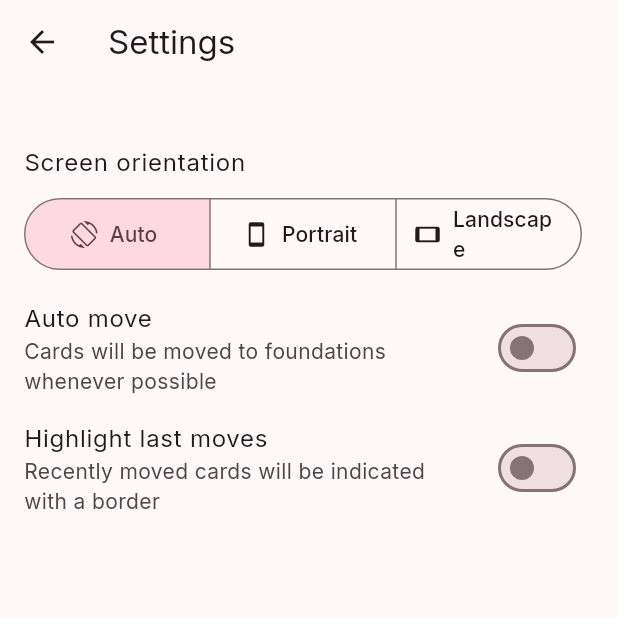
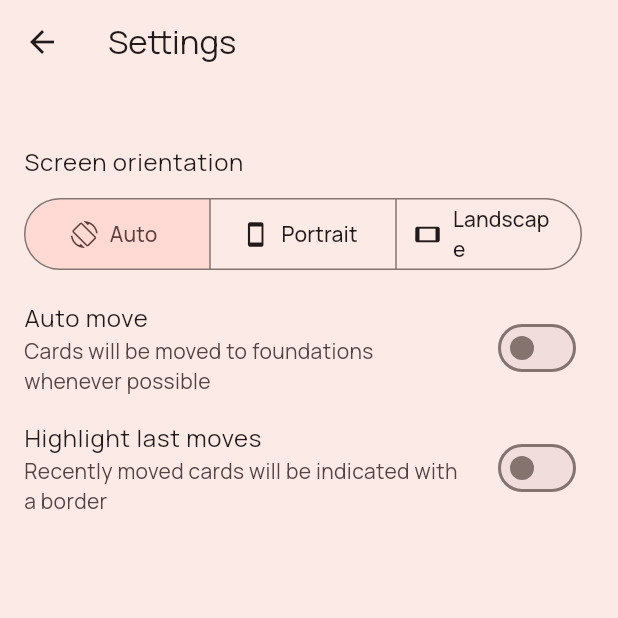
Before and after one commit to amuhaimin02/solitaire, a Flutter app: the SettingsScreen screen opened by its route, on a phone screen of 412 x 824 dp, the top half of it. Run offline on Flutter 3.47's test engine with Material 3 defaults, Android fonts, the phone set to English and light mode, and no system bars; drawn by our look-alikes of dynamic_color; our stand-ins replace google_fonts, material_design_icons_flutter, shared_preferences; missing offline and left inert: xrandom; accounts and stored records are empty.

Commit message:
Theme adjustments, removed colored and gradient color mode

```diff
--- a/lib/models/game_theme.dart
+++ /dev/null
@@ -1,26 +0,0 @@
-import 'package:collection/collection.dart';
-import 'package:flutter/material.dart';
-
-class GameTheme extends ChangeNotifier {
-  static const List<Color> colorPalette = [
-    Colors.red,
-    Colors.pink,
-    Colors.purple,
-    Colors.deepPurple,
-    Colors.indigo,
-    Colors.blue,
-    Colors.lightBlue,
-    Colors.cyan,
-    Colors.teal,
-    Colors.green,
-    Colors.lightGreen,
-    Colors.lime,
-    Colors.yellow,
-    Colors.amber,
-    Colors.orange,
-    Colors.deepOrange,
-    Colors.brown,
-    Colors.grey,
-    Colors.blueGrey,
-  ];
-}
--- a/lib/providers/settings.dart
+++ b/lib/providers/settings.dart
@@ -17,10 +17,10 @@ enum Settings<T> {
   showMoveHighlight(defaultValue: false),
 
   screenOrientation(
-    defaultValue: SystemOrientation.auto,
-    options: SystemOrientation.values,
+    defaultValue: ScreenOrientation.auto,
+    options: ScreenOrientation.values,
     preload: true,
-    onChange: SystemOrientationManager.change,
+    onChange: ScreenOrientationManager.change,
   ),
 
   themeMode(
@@ -28,11 +28,7 @@ enum Settings<T> {
     options: ThemeMode.values,
   ),
 
-  useDynamicColors(defaultValue: true),
-
   useStandardColors(defaultValue: false),
-
-  useGradientBackground(defaultValue: false),
 
   presetColor<Color>(
     defaultValue: Colors.transparent,
@@ -40,7 +36,7 @@ enum Settings<T> {
     convertTo: ColorSerializer.to,
   ),
 
-  coloredBackground(defaultValue: false);
+  amoledDarkTheme(defaultValue: false);
 
   // ----------------------------------------
 
--- a/lib/screens/game_screen.dart
+++ b/lib/screens/game_screen.dart
@@ -50,7 +50,7 @@ class _GameScreenState extends State<GameScreen> {
       body: RippleBackground(
         decoration: isWinning
             ? BoxDecoration(color: theme.winningBackgroundColor)
-            : theme.generateBackgroundDecoration(),
+            : BoxDecoration(color: theme.backgroundColor),
         child: OrientationBuilder(
           builder: (context, orientation) {
             return LayoutBuilder(
@@ -215,7 +215,7 @@ class _PlayArea extends StatelessWidget {
 
       if (showMoveHighlight) {
         final lastAction = gameState.latestAction;
-        if (lastAction is Move) {
+        if (lastAction is Move && lastAction.from is! Draw) {
           lastMovedCards = (gameState.latestAction as Move).cards;
         }
       }
--- a/lib/screens/settings_screen.dart
+++ b/lib/screens/settings_screen.dart
@@ -18,8 +18,7 @@ class SettingsScreen extends StatelessWidget {
         title: const Text('Settings'),
         scrolledUnderElevation: 0,
       ),
-      body: SolitaireAdjustedTheme(
-        child: Center(
+      body: Center(
         child: SizedBox(
           width: 600,
           child: FadingEdgeListView(
@@ -29,21 +28,21 @@ class SettingsScreen extends StatelessWidget {
                 title: const Text('Screen orientation'),
                 subtitle: Padding(
                   padding: const EdgeInsets.only(top: 8),
-                    child: SegmentedButton<SystemOrientation>(
+                  child: SegmentedButton<ScreenOrientation>(
                     showSelectedIcon: false,
                     segments: const [
                       ButtonSegment(
-                          value: SystemOrientation.auto,
+                        value: ScreenOrientation.auto,
                         label: Text('Auto'),
                         icon: Icon(Icons.screen_rotation),
                       ),
                       ButtonSegment(
-                          value: SystemOrientation.portrait,
+                        value: ScreenOrientation.portrait,
                         label: Text('Portrait'),
                         icon: Icon(Icons.stay_current_portrait),
                       ),
                       ButtonSegment(
-                          value: SystemOrientation.landscape,
+                        value: ScreenOrientation.landscape,
                         label: Text('Landscape'),
                         icon: Icon(Icons.stay_current_landscape),
                       ),
@@ -79,7 +78,6 @@ class SettingsScreen extends StatelessWidget {
           ),
         ),
       ),
-      ),
     );
   }
 }
--- a/lib/utils/system_orientation.dart
+++ b/lib/utils/system_orientation.dart
@@ -1,19 +1,18 @@
 import 'package:flutter/services.dart';
 
-enum SystemOrientation { auto, landscape, portrait }
+enum ScreenOrientation { auto, landscape, portrait }
 
-class SystemOrientationManager {
-  static void change(SystemOrientation orientation) {
-    print('Changing orientation to $orientation');
+class ScreenOrientationManager {
+  static void change(ScreenOrientation orientation) {
     switch (orientation) {
-      case SystemOrientation.auto:
+      case ScreenOrientation.auto:
         SystemChrome.setPreferredOrientations([]);
-      case SystemOrientation.landscape:
+      case ScreenOrientation.landscape:
         SystemChrome.setPreferredOrientations([
           DeviceOrientation.landscapeLeft,
           DeviceOrientation.landscapeRight
         ]);
-      case SystemOrientation.portrait:
+      case ScreenOrientation.portrait:
         SystemChrome.setPreferredOrientations(
             [DeviceOrientation.portraitDown, DeviceOrientation.portraitUp]);
     }
--- a/lib/widgets/debug_control_pane.dart
+++ b/lib/widgets/debug_control_pane.dart
@@ -1,13 +1,9 @@
-import 'package:collection/collection.dart';
 import 'package:flutter/material.dart';
 import 'package:material_design_icons_flutter/material_design_icons_flutter.dart';
 import 'package:provider/provider.dart';
 
 import '../models/game_state.dart';
-import '../models/game_theme.dart';
-import '../models/pile.dart';
 import '../providers/settings.dart';
-import '../utils/system_orientation.dart';
 
 class DebugControlPane extends StatefulWidget {
   const DebugControlPane({super.key});
--- a/lib/widgets/debug_hud.dart
+++ b/lib/widgets/debug_hud.dart
@@ -2,7 +2,6 @@ import 'package:flutter/material.dart';
 import 'package:provider/provider.dart';
 
 import '../models/game_state.dart';
-import '../models/game_theme.dart';
 import '../providers/settings.dart';
 
 class DebugHUD extends StatelessWidget {
--- a/lib/widgets/solitaire_theme.dart
+++ b/lib/widgets/solitaire_theme.dart
@@ -1,4 +1,23 @@
 import 'package:flutter/material.dart';
+
+const themeColorPalette = [
+  Colors.red,
+  Colors.pink,
+  Colors.purple,
+  Colors.deepPurple,
+  Colors.indigo,
+  Colors.blue,
+  Colors.lightBlue,
+  Colors.cyan,
+  Colors.teal,
+  Colors.green,
+  Colors.lightGreen,
+  Colors.lime,
+  Colors.yellow,
+  Colors.amber,
+  Colors.orange,
+  Colors.deepOrange,
+];
 
 class SolitaireTheme extends StatelessWidget {
   const SolitaireTheme({super.key, required this.child, required this.data});
@@ -43,34 +62,37 @@ class _InheritedTheme extends InheritedWidget {
 class SolitaireThemeData {
   const SolitaireThemeData({
     required this.backgroundColor,
-    this.backgroundSecondaryColor,
     required this.foregroundColor,
     required this.winningBackgroundColor,
-    required this.cardFaceColor,
+    required this.cardFacePlainColor,
+    required this.cardFaceAccentColor,
     required this.cardLabelPlainColor,
     required this.cardLabelAccentColor,
     required this.cardCoverColor,
+    required this.cardCoverBorderColor,
     required this.pileMarkerColor,
     required this.hintHighlightColor,
     required this.lastMoveHighlightColor,
     required this.cardUnitSize,
     required this.cardPadding,
+    required this.cardCoverBorderPadding,
     required this.cardStackGap,
     required this.cardCornerRadius,
-    this.isHighContrast = false,
   });
 
   final Color backgroundColor;
 
-  final Color? backgroundSecondaryColor;
-
   final Color foregroundColor;
   final Color winningBackgroundColor;
 
-  final Color cardFaceColor;
+  final Color cardFacePlainColor;
+
+  final Color cardFaceAccentColor;
   final Color cardLabelPlainColor;
   final Color cardLabelAccentColor;
   final Color cardCoverColor;
+
+  final Color cardCoverBorderColor;
   final Color pileMarkerColor;
 
   final Color hintHighlightColor;
@@ -80,98 +102,56 @@ class SolitaireThemeData {
 
   final double cardPadding;
 
+  final double cardCoverBorderPadding;
+
   final Offset cardStackGap;
 
   final double cardCornerRadius;
-
-  final bool isHighContrast;
 
   factory SolitaireThemeData.fromColorScheme({
     required ColorScheme colorScheme,
     required Size cardUnitSize,
     required double cardPadding,
+    required double cardCoverBorderPadding,
     required Offset cardStackGap,
     required double cardCornerRadius,
-    bool useGradientBackground = false,
-    bool useColoredBackground = false,
+    bool amoledDarkTheme = false,
   }) {
-    Color getCardFaceColor() {
-      if (useColoredBackground) {
-        return colorScheme.surfaceContainerLowest;
-      } else {
-        return colorScheme.brightness == Brightness.dark
-            ? colorScheme.surfaceContainer
-            : colorScheme.surfaceContainerLowest;
-      }
+    final Color cardFacePlainColor, cardFaceAccentColor;
+    final Color cardLabelPlainColor, cardLabelAccentColor;
+    final Color backgroundColor;
+
+    cardLabelPlainColor = colorScheme.onSurface;
+    cardLabelAccentColor = colorScheme.primary;
+
+    if (amoledDarkTheme && colorScheme.brightness == Brightness.dark) {
+      backgroundColor = Colors.black;
+      cardFacePlainColor = colorScheme.surfaceContainer;
+      cardFaceAccentColor = colorScheme.surfaceContainer;
+    } else {
+      backgroundColor = colorScheme.surfaceContainer;
+      cardFacePlainColor = colorScheme.surfaceContainerLowest;
+      cardFaceAccentColor = colorScheme.surfaceContainerLowest;
     }
 
     return SolitaireThemeData(
-      backgroundColor: useColoredBackground
-          ? colorScheme.primaryContainer
-          : colorScheme.surface,
-      backgroundSecondaryColor: useGradientBackground && useColoredBackground
-          ? colorScheme.tertiaryContainer
-          : null,
+      backgroundColor: backgroundColor,
       foregroundColor: colorScheme.onPrimaryContainer,
       winningBackgroundColor: colorScheme.surface,
-      cardFaceColor: getCardFaceColor(),
-      cardLabelPlainColor: colorScheme.onSurface,
-      cardLabelAccentColor: colorScheme.primary,
+      cardFacePlainColor: cardFacePlainColor,
+      cardFaceAccentColor: cardFaceAccentColor,
+      cardLabelPlainColor: cardLabelPlainColor,
+      cardLabelAccentColor: cardLabelAccentColor,
       cardCoverColor: colorScheme.primary,
+      cardCoverBorderColor: colorScheme.onPrimaryFixed.withOpacity(0.2),
       pileMarkerColor: colorScheme.onSurface,
       hintHighlightColor: colorScheme.error,
       lastMoveHighlightColor: colorScheme.secondary,
       cardUnitSize: cardUnitSize,
       cardPadding: cardPadding,
+      cardCoverBorderPadding: cardCoverBorderPadding,
       cardStackGap: cardStackGap,
       cardCornerRadius: cardCornerRadius,
-      isHighContrast: !useColoredBackground,
-    );
-  }
-
-  BoxDecoration generateBackgroundDecoration() {
-    if (backgroundSecondaryColor != null) {
-      return BoxDecoration(
-        gradient: LinearGradient(
-          colors: [backgroundSecondaryColor!, backgroundColor],
-          begin: Alignment.topRight,
-          end: Alignment.bottomLeft,
-        ),
-      );
-    } else {
-      return BoxDecoration(color: backgroundColor);
-    }
-  }
-}
-
-class SolitaireAdjustedTheme extends StatelessWidget {
-  const SolitaireAdjustedTheme({super.key, required this.child});
-
-  final Widget child;
-
-  @override
-  Widget build(BuildContext context) {
-    final colorScheme = Theme.of(context).colorScheme;
-    final textTheme = Theme.of(context).textTheme;
-    final theme = SolitaireTheme.of(context);
-
-    final ColorScheme newColorScheme;
-    if (theme.isHighContrast) {
-      newColorScheme = colorScheme;
-    } else {
-      newColorScheme = colorScheme.copyWith(
-        surfaceContainerHighest: colorScheme.primaryContainer,
-        secondaryContainer: colorScheme.secondary,
-        onSecondaryContainer: colorScheme.onSecondary,
-      );
-    }
-
-    return Theme(
-      data: ThemeData.from(
-        colorScheme: newColorScheme,
-        textTheme: textTheme,
-      ),
-      child: child,
     );
   }
 }
--- a/pubspec.yaml
+++ b/pubspec.yaml
@@ -36,7 +36,6 @@ dependencies:
   collection: ^1.18.0
   provider: ^6.1.2
   flutter_svg: ^2.0.10+1
-  dynamic_color: ^1.7.0
   xrandom: ^0.7.2
   shared_preferences: ^2.2.3
 
```
Also changed, not shown: lib/app.dart (+22 -32 lines), lib/screens/home_screen.dart (+17 -38 lines), lib/screens/theme_screen.dart (+23 -35 lines), lib/widgets/card_view.dart (+29 -35 lines), lib/widgets/control_pane.dart (+2 -11 lines), lib/widgets/pile_marker.dart (+4 -8 lines), lib/widgets/status_pane.dart (+14 -19 lines), pubspec.lock, 6 other files. Lines whose indentation alone changed are shown as unchanged.
